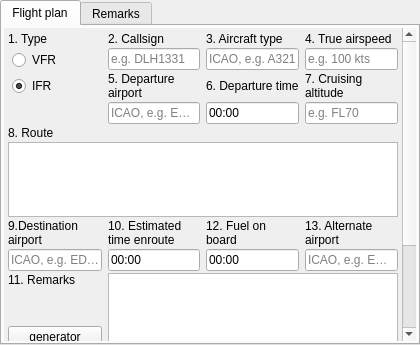
The window that src/blackgui/components/flightplancomponent.ui (swift-project/pilotclient) describes before a commit, drawn with Qt 5.
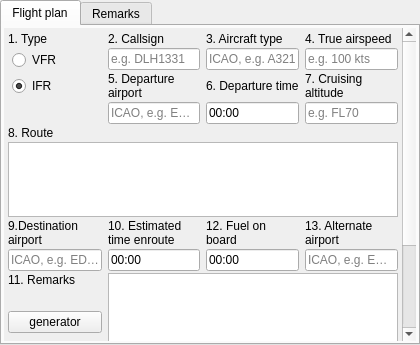
The same window after the commit. Icons and pictures are not drawn. Custom widgets are drawn as their Qt base class.

Commit message: Ref T215, using "COverlayMessagesTabWidget" for FP UI

Patch:
```diff
--- a/src/blackgui/components/flightplancomponent.ui
+++ b/src/blackgui/components/flightplancomponent.ui
@@ -375,7 +375,7 @@
               </property>
              </widget>
             </item>
-            <item row="1" column="0">
+            <item row="1" column="0" alignment="Qt::AlignTop">
              <widget class="QPushButton" name="pb_RemarksGenerator">
               <property name="text">
                <string>generator</string>
```
The commit also changes 2 other files.
